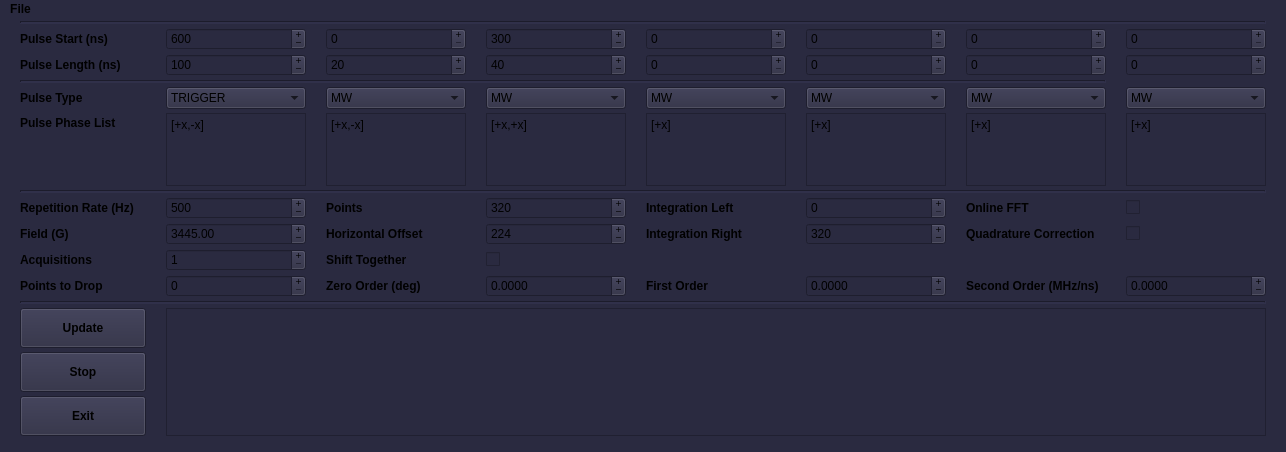
Anatoly1010/Atomize_NIOCH, file atomize/control_center/gui/phasing_main_window.ui: the form before one commit.
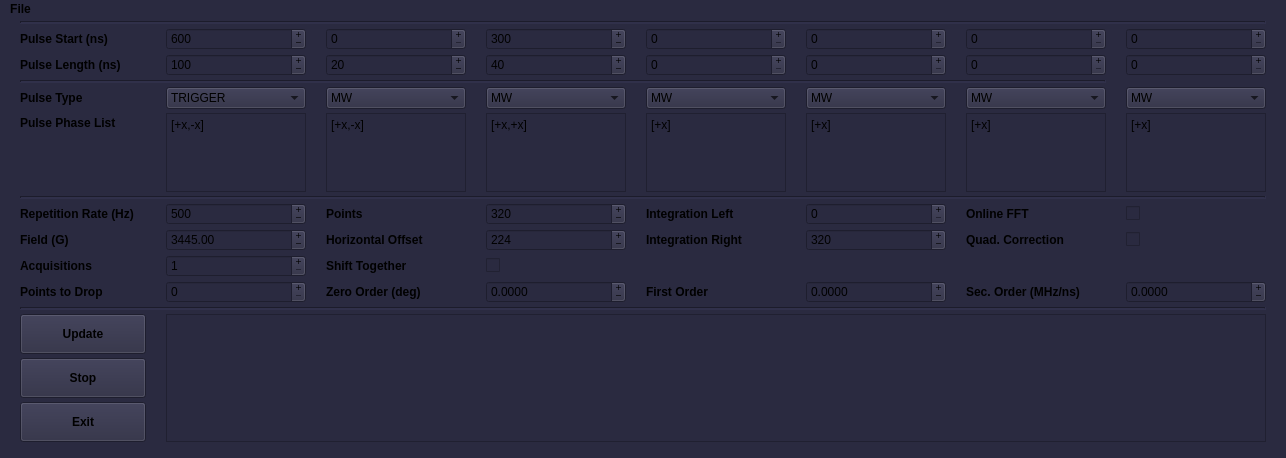
The form after the commit.

Diff of the .ui file:
```diff
--- a/atomize/control_center/gui/phasing_main_window.ui
+++ b/atomize/control_center/gui/phasing_main_window.ui
@@ -7,7 +7,7 @@
     <x>0</x>
     <y>0</y>
     <width>1286</width>
-    <height>452</height>
+    <height>458</height>
    </rect>
   </property>
   <property name="sizePolicy">
@@ -19,13 +19,13 @@
   <property name="minimumSize">
    <size>
     <width>1286</width>
-    <height>452</height>
+    <height>458</height>
    </size>
   </property>
   <property name="maximumSize">
    <size>
     <width>1286</width>
-    <height>452</height>
+    <height>458</height>
    </size>
   </property>
   <property name="sizeIncrement">
@@ -56,13 +56,13 @@
    <property name="minimumSize">
     <size>
      <width>1286</width>
-     <height>430</height>
+     <height>436</height>
     </size>
    </property>
    <property name="maximumSize">
     <size>
      <width>1286</width>
-     <height>430</height>
+     <height>436</height>
     </size>
    </property>
    <layout class="QHBoxLayout" name="horizontalLayout">
@@ -1302,7 +1302,7 @@
          </font>
         </property>
         <property name="text">
-         <string>Second Order (MHz/ns)</string>
+         <string>Sec. Order (MHz/ns)</string>
         </property>
        </widget>
       </item>
@@ -1315,7 +1315,7 @@
          </font>
         </property>
         <property name="text">
-         <string>Quadrature Correction</string>
+         <string>Quad. Correction</string>
         </property>
        </widget>
       </item>
```
Left out of the diff: 4 changed lines with no effect on the pictures.
